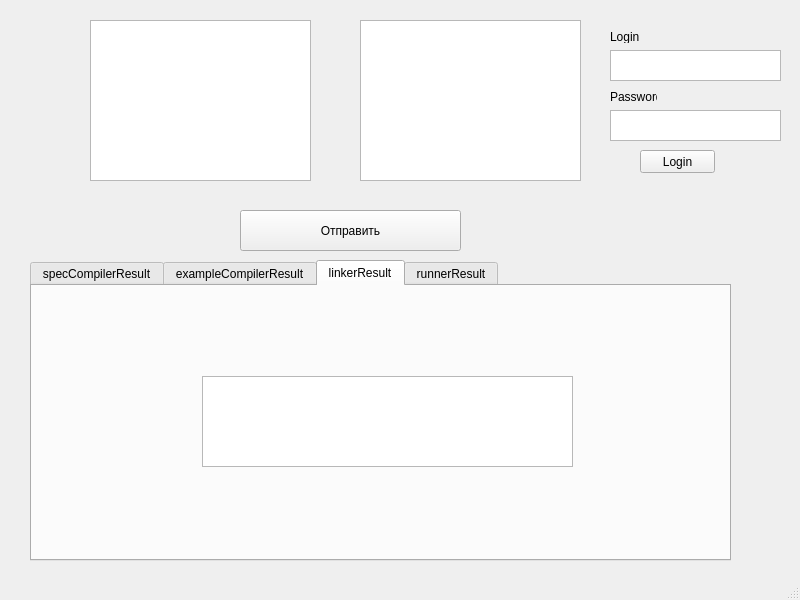
This is mainwindow.ui in avolkov00/TestEditor as Qt 5 draws it before an edit. The edited form follows.
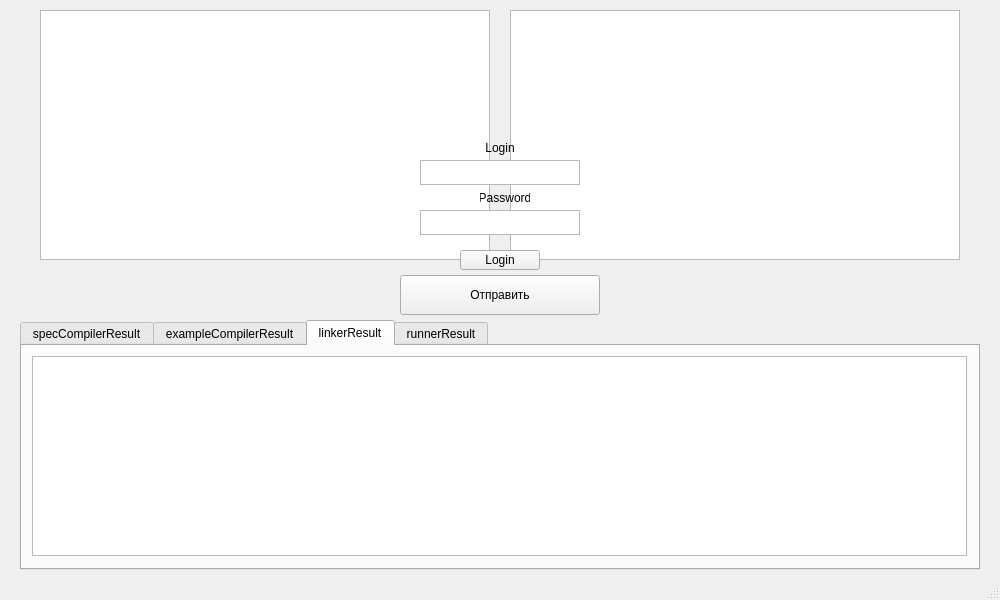
This is the edited form. The open tabs and pages were chosen to show the change.

Commit message:
Исправление дизайна
Почему - то авторизация перестала работать, попробую восстановить старый комит и проверить его

The edit to the form file:
```diff
--- a/mainwindow.ui
+++ b/mainwindow.ui
@@ -6,7 +6,7 @@
    <rect>
     <x>0</x>
     <y>0</y>
-    <width>800</width>
+    <width>1000</width>
     <height>600</height>
    </rect>
   </property>
@@ -17,14 +17,17 @@
    <widget class="QTabWidget" name="tabWidget">
     <property name="geometry">
      <rect>
-      <x>30</x>
-      <y>260</y>
-      <width>701</width>
-      <height>301</height>
+      <x>20</x>
+      <y>320</y>
+      <width>960</width>
+      <height>250</height>
      </rect>
     </property>
     <property name="currentIndex">
-     <number>0</number>
+     <number>2</number>
+    </property>
+    <property name="tabBarAutoHide">
+     <bool>false</bool>
     </property>
     <widget class="QWidget" name="tab">
      <attribute name="title">
@@ -63,10 +66,10 @@
      <widget class="QTextEdit" name="textEdit_5">
       <property name="geometry">
        <rect>
-        <x>170</x>
-        <y>90</y>
-        <width>371</width>
-        <height>91</height>
+        <x>10</x>
+        <y>10</y>
+        <width>935</width>
+        <height>200</height>
        </rect>
       </property>
      </widget>
@@ -90,30 +93,30 @@
    <widget class="QTextEdit" name="textEdit">
     <property name="geometry">
      <rect>
-      <x>90</x>
-      <y>20</y>
-      <width>221</width>
-      <height>161</height>
+      <x>40</x>
+      <y>10</y>
+      <width>450</width>
+      <height>250</height>
      </rect>
     </property>
    </widget>
    <widget class="QTextEdit" name="textEdit_2">
     <property name="geometry">
      <rect>
-      <x>360</x>
-      <y>20</y>
-      <width>221</width>
-      <height>161</height>
+      <x>510</x>
+      <y>10</y>
+      <width>450</width>
+      <height>250</height>
      </rect>
     </property>
    </widget>
    <widget class="QPushButton" name="pushButton">
     <property name="geometry">
      <rect>
-      <x>240</x>
-      <y>210</y>
-      <width>221</width>
-      <height>41</height>
+      <x>400</x>
+      <y>275</y>
+      <width>200</width>
+      <height>40</height>
      </rect>
     </property>
     <property name="text">
@@ -123,56 +126,62 @@
    <widget class="QTextEdit" name="textEdit_7">
     <property name="geometry">
      <rect>
-      <x>610</x>
-      <y>50</y>
-      <width>171</width>
-      <height>31</height>
-     </rect>
-    </property>
-   </widget>
-   <widget class="QTextEdit" name="textEdit_8">
-    <property name="geometry">
-     <rect>
-      <x>610</x>
-      <y>110</y>
-      <width>171</width>
-      <height>31</height>
+      <x>420</x>
+      <y>160</y>
+      <width>160</width>
+      <height>25</height>
      </rect>
     </property>
    </widget>
    <widget class="QLabel" name="label">
     <property name="geometry">
      <rect>
-      <x>610</x>
-      <y>30</y>
-      <width>47</width>
-      <height>13</height>
+      <x>480</x>
+      <y>140</y>
+      <width>40</width>
+      <height>15</height>
      </rect>
     </property>
     <property name="text">
      <string>Login</string>
     </property>
+    <property name="alignment">
+     <set>Qt::AlignCenter</set>
+    </property>
    </widget>
    <widget class="QLabel" name="label_2">
     <property name="geometry">
      <rect>
-      <x>610</x>
-      <y>90</y>
-      <width>47</width>
-      <height>13</height>
+      <x>480</x>
+      <y>190</y>
+      <width>50</width>
+      <height>15</height>
      </rect>
     </property>
     <property name="text">
      <string>Password</string>
     </property>
+    <property name="alignment">
+     <set>Qt::AlignCenter</set>
+    </property>
+   </widget>
+   <widget class="QTextEdit" name="textEdit_8">
+    <property name="geometry">
+     <rect>
+      <x>420</x>
+      <y>210</y>
+      <width>160</width>
+      <height>25</height>
+     </rect>
+    </property>
    </widget>
    <widget class="QPushButton" name="pushButton_2">
     <property name="geometry">
      <rect>
-      <x>640</x>
-      <y>150</y>
-      <width>75</width>
-      <height>23</height>
+      <x>460</x>
+      <y>250</y>
+      <width>80</width>
+      <height>20</height>
      </rect>
     </property>
     <property name="text">
```
Left out of the diff: 26 changed lines with no effect on the pictures. The commit also changes 1 other file.
